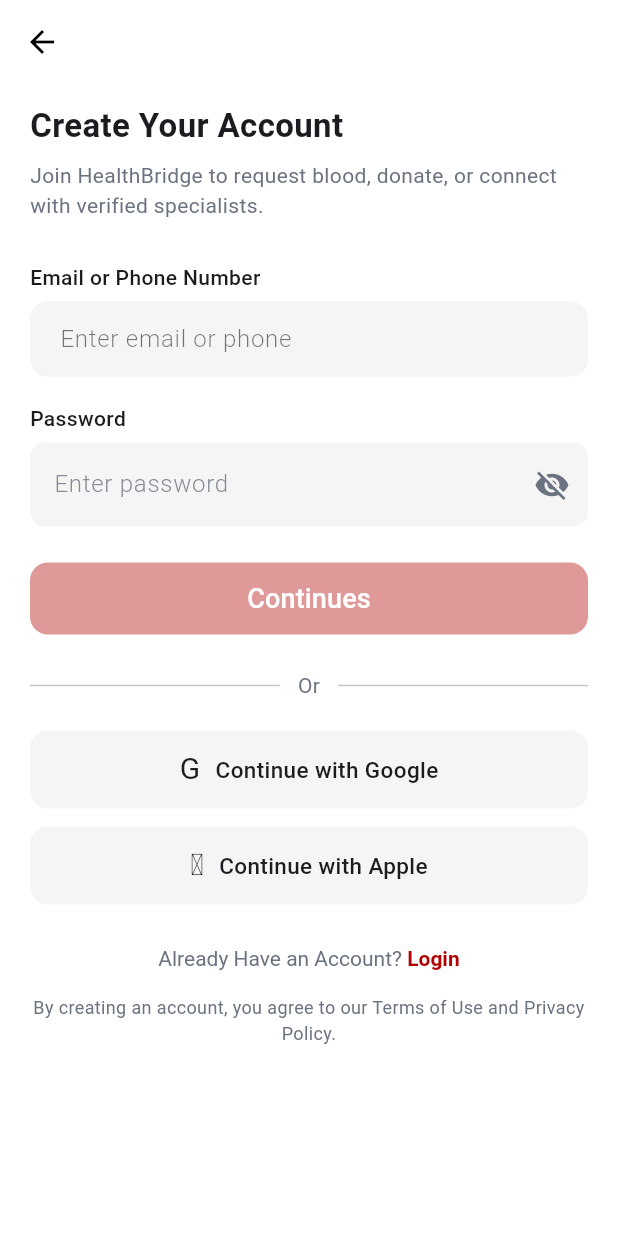
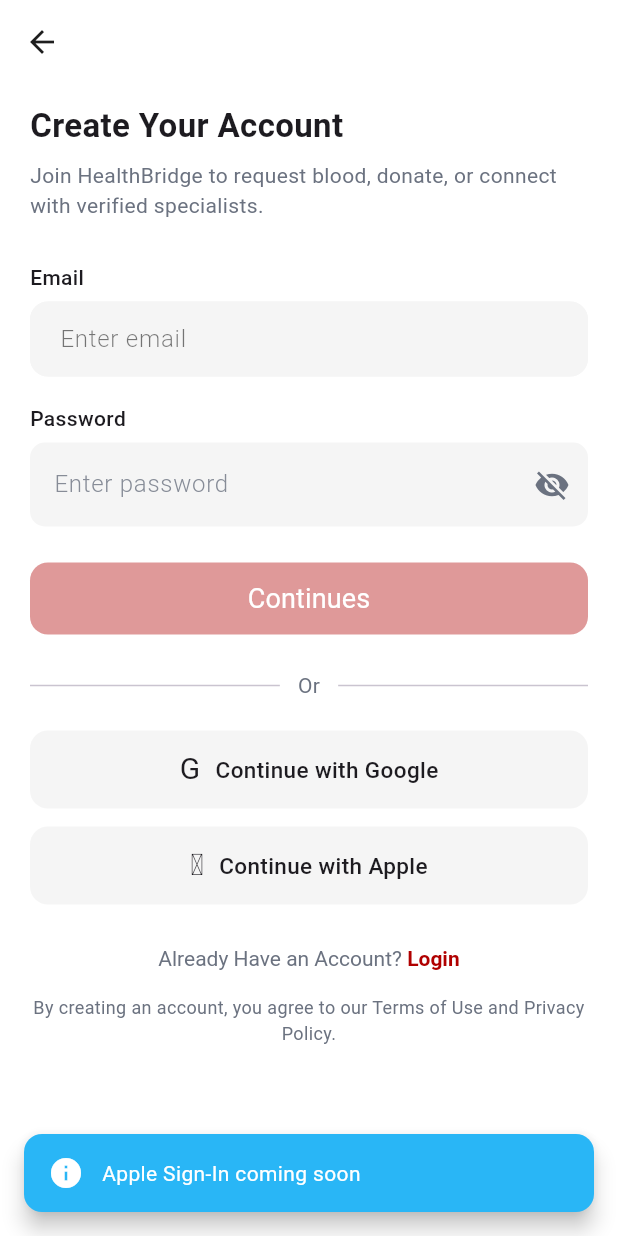
Before and after one commit to africinnovate/health-bridge-mobile, a Flutter app: the CreateAccountScreen screen opened by its route, after a tap on "Continue with Apple", on a phone screen of 412 x 824 dp. Run offline on Flutter 3.47's test engine with Material 3 defaults, Android fonts, the phone set to English and light mode, and no system bars; our stand-ins replace flutter_secure_storage, go_router, pin_code_fields, shared_preferences; accounts and stored records are empty.

Commit message:
Design screen to up email verification

```diff
--- a/lib/core/constants/app_constants.dart
+++ b/lib/core/constants/app_constants.dart
@@ -46,7 +46,7 @@ class AppConstants {
   // static const int receiveTimeout = 30000; // 30 seconds
   //
   // // OTP
-  static const int otpLength = 6;
+  static const int otpLength = 4;
   static const int otpResendDelay = 60; // seconds
   //
   // // Phone Number
--- a/lib/core/navigator/app_router.dart
+++ b/lib/core/navigator/app_router.dart
@@ -1,5 +1,6 @@
 import 'package:HealthBridge/presentation/screens/auth/create_account_screen.dart';
 import 'package:HealthBridge/presentation/screens/auth/preference_screen.dart';
+import 'package:HealthBridge/presentation/screens/auth/verify_account_screen.dart';
 import 'package:go_router/go_router.dart';
 
 import '../constants/app_routes.dart';
@@ -17,17 +18,11 @@ class AppRouter {
         path: AppRoutes.createAccount,
         builder: (context, state) => CreateAccountScreen(),
       ),
-      // GoRoute(
-      //   path: "${AppRoutes.loginSignupPath}/:reason",
-      //   builder: (context, state) {
-      //     String source = state.pathParameters['reason'] ?? "";
-      //     return LoginSignupScreen(initialReason: source);
-      //   },
-      // ),
-      // GoRoute(
-      //   path: AppRoutes.homeScreenPath,
-      //   builder: (context, state) => HomeScreen(),
-      // ),
+
+      GoRoute(
+        path: AppRoutes.verifyOtp,
+        builder: (context, state) => VerifyAccountScreen(),
+      ),
       // GoRoute(
       //   path: AppRoutes.eduRankPickerPath,
       //   builder: (context, state) {
--- a/lib/data/models/auth_model.dart
+++ b/lib/data/models/auth_model.dart
@@ -1,32 +1,32 @@
 class RegisterModel {
   String email;
-  String firstName;
-  String lastName;
-  String gender;
+  String role;
   String password;
-  String phone;
-  String role;
+  // String firstName;
+  // String lastName;
+  // String gender;
+  // String phone;
 
   RegisterModel({
     required this.email,
-    required this.firstName,
-    required this.lastName,
-    required this.gender,
     required this.password,
-    required this.phone,
     required this.role,
+    // required this.firstName,
+    // required this.lastName,
+    // required this.gender,
+    // required this.phone,
   });
 
   // Convert JSON to RegisterModel
   factory RegisterModel.fromJson(Map<String, dynamic> json) {
     return RegisterModel(
       email: json['email'] ?? '',
-      firstName: json['first_name'] ?? '',
-      lastName: json['last_name'] ?? '',
-      gender: json['gender'] ?? '',
       password: json['password'] ?? '',
-      phone: json['phone'] ?? '',
       role: json['role'] ?? '',
+      // firstName: json['first_name'] ?? '',
+      // lastName: json['last_name'] ?? '',
+      // gender: json['gender'] ?? '',
+      // phone: json['phone'] ?? '',
     );
   }
 
@@ -34,12 +34,12 @@ class RegisterModel {
   Map<String, dynamic> toJson() {
     return {
       'email': email,
-      'first_name': firstName,
-      'last_name': lastName,
-      'gender': gender,
       'password': password,
-      'phone': phone,
       'role': role,
+      // 'first_name': firstName,
+      // 'last_name': lastName,
+      // 'gender': gender,
+      // 'phone': phone,
     };
   }
 }
--- a/lib/presentation/screens/auth/create_account_screen.dart
+++ b/lib/presentation/screens/auth/create_account_screen.dart
@@ -1,8 +1,13 @@
 import 'package:HealthBridge/core/constants/app_colors.dart';
+import 'package:HealthBridge/core/constants/app_routes.dart';
+import 'package:HealthBridge/core/extension/inbuilt_ext.dart';
+import 'package:HealthBridge/core/utils/snackbar_utils.dart';
+import 'package:HealthBridge/presentation/widgets/custom_app_bar.dart';
 import 'package:HealthBridge/presentation/widgets/input_text_field_wg.dart';
 import 'package:flutter/material.dart';
 import 'package:provider/provider.dart';
 
+import '../../../core/services/validation_service.dart';
 import '../../providers/auth_provider.dart';
 import '../../widgets/custom_button.dart';
 
@@ -17,24 +22,46 @@ class _CreateAccountScreenState extends State<CreateAccountScreen> {
   final emailController = TextEditingController();
   final passwordController = TextEditingController();
   bool obscurePassword = true;
+  final ValidationService _validationService = ValidationService();
+
   bool get shouldProceed =>
       emailController.text.trim().isNotEmpty &&
       passwordController.text.trim().isNotEmpty;
+
+  void createAccount() async {
+    context.hideKeyboard();
+    var authProvider = context.read<AuthProvider>();
+    authProvider.email = emailController.text.trim();
+    authProvider.password = passwordController.text.trim();
+    print(
+        "General log: the api is ${authProvider.role} ${authProvider.email} ${authProvider.password}");
+
+    final emailError = _validationService.validateEmail(authProvider.email);
+    if (emailError != null) {
+      SnackBarUtils.showError(context, emailError);
+      return;
+    }
+    final passwordError =
+        _validationService.validatePassword(authProvider.password);
+    if (passwordError != null) {
+      SnackBarUtils.showError(context, passwordError);
+      return;
+    }
+
+    // Handle navigation
+    context.goNextScreen(AppRoutes.verifyOtp);
+  }
 
   @override
   Widget build(BuildContext context) {
     return Scaffold(
       backgroundColor: Colors.white,
-      appBar: AppBar(
-        backgroundColor: Colors.white,
-        elevation: 0,
-        leading: IconButton(
-          icon: const Icon(Icons.arrow_back, color: Colors.black),
-          onPressed: () => Navigator.pop(context),
-        ),
-      ),
+      appBar: CustomAppBar(),
       body: SingleChildScrollView(
         padding: const EdgeInsets.symmetric(horizontal: 20),
+        child: GestureDetector(
+          behavior: HitTestBehavior.opaque,
+          onTap: context.hideKeyboard,
           child: Column(
             crossAxisAlignment: CrossAxisAlignment.start,
             children: [
@@ -64,7 +91,7 @@ class _CreateAccountScreenState extends State<CreateAccountScreen> {
 
               /// Email / Phone
               const Text(
-              'Email or Phone Number',
+                'Email ',
                 style: TextStyle(
                   fontSize: 14,
                   fontWeight: FontWeight.w500,
@@ -73,27 +100,9 @@ class _CreateAccountScreenState extends State<CreateAccountScreen> {
               const SizedBox(height: 6),
               InputTextFieldWG(
                 controller: emailController,
-              hintText: "Enter email or phone",
+                hintText: "Enter email",
                 onChanged: (value) => setState(() {}),
               ),
-            // TextField(
-            //   controller: emailController,
-            //   onChanged: (value) => setState(() {}),
-            //   decoration: InputDecoration(
-            //     hintText: 'Enter email or phone',
-            //     filled: true,
-            //     fillColor: AppColors.backgroundGray,
-            //     enabledBorder: OutlineInputBorder(
-            //       borderRadius: BorderRadius.circular(10),
-            //       borderSide: const BorderSide(color: AppColors.borderFocused),
-            //     ),
-            //     focusedBorder: OutlineInputBorder(
-            //       borderRadius: BorderRadius.circular(10),
-            //       borderSide:
-            //           const BorderSide(color: Color(0xFF10B981), width: 1.5),
-            //     ),
-            //   ),
-            // ),
 
               const SizedBox(height: 18),
 
@@ -142,15 +151,7 @@ class _CreateAccountScreenState extends State<CreateAccountScreen> {
 
               /// Continue Button
               CustomButton(
-              onPressed: () async {
-                var authProvider = context.read<AuthProvider>();
-                authProvider.email = emailController.text.trim();
-                authProvider.password = passwordController.text.trim();
-                print(
-                    "General log: the api is ${authProvider.role} ${authProvider.email} ${authProvider.password}");
-                // Handle navigation
-                // context.goNextScreen();
-              },
+                onPressed: createAccount,
                 text: "Continues",
                 shouldProceed: shouldProceed,
               ),
@@ -178,7 +179,9 @@ class _CreateAccountScreenState extends State<CreateAccountScreen> {
               SocialButton(
                 icon: 'G',
                 label: 'Continue with Google',
-              onTap: () {},
+                onTap: () {
+                  SnackBarUtils.showInfo(context, "Google Sign-In coming soon");
+                },
               ),
 
               const SizedBox(height: 12),
@@ -187,7 +190,9 @@ class _CreateAccountScreenState extends State<CreateAccountScreen> {
               SocialButton(
                 icon: '',
                 label: 'Continue with Apple',
-              onTap: () {},
+                onTap: () {
+                  SnackBarUtils.showInfo(context, "Apple Sign-In coming soon");
+                },
               ),
 
               const SizedBox(height: 28),
@@ -232,6 +237,7 @@ class _CreateAccountScreenState extends State<CreateAccountScreen> {
 
               const SizedBox(height: 24),
             ],
+          ),
         ),
       ),
     );
--- a/lib/presentation/widgets/custom_button.dart
+++ b/lib/presentation/widgets/custom_button.dart
@@ -1,5 +1,7 @@
 import 'package:HealthBridge/core/constants/app_colors.dart';
 import 'package:flutter/material.dart';
+
+import 'custom_text.dart';
 
 class CustomButton extends StatelessWidget {
   final VoidCallback onPressed;
@@ -7,6 +9,7 @@ class CustomButton extends StatelessWidget {
   final Color? color;
   final bool? shouldFullScreen;
   final bool shouldProceed;
+  final bool showLoading;
 
   const CustomButton({
     super.key,
@@ -15,12 +18,13 @@ class CustomButton extends StatelessWidget {
     this.color,
     this.shouldFullScreen = true,
     this.shouldProceed = true,
+    this.showLoading = false,
   });
 
   @override
   Widget build(BuildContext context) {
     return ElevatedButton(
-      onPressed: shouldProceed ? onPressed : null,
+      onPressed: shouldProceed && !showLoading ? onPressed : null,
       style: ElevatedButton.styleFrom(
         padding: shouldFullScreen == true
             ? null
@@ -33,15 +37,20 @@ class CustomButton extends StatelessWidget {
           borderRadius: BorderRadius.circular(12),
         ),
       ),
-      child: Text(
-        text, // Localize the button text
-        maxLines: 1,
-        overflow: TextOverflow.visible,
-        style: TextStyle(
-          fontSize: 18,
-          color: AppColors.white,
-        ),
-      ),
+      child: showLoading
+          ? const SizedBox(
+              height: 20,
+              width: 20,
+              child: CircularProgressIndicator(
+                strokeWidth: 2,
+                valueColor: AlwaysStoppedAnimation<Color>(Colors.white),
+              ),
+            )
+          : CustomText(
+              text: text,
+              size: 18,
+              color: AppColors.white,
+            ),
     );
   }
 }
```
Also changed, not shown: lib/core/services/validation_service.dart (added, +123 -0 lines), lib/presentation/providers/auth_provider.dart (+17 -11 lines), lib/presentation/screens/auth/verify_account_screen.dart (added, +247 -0 lines). Lines whose indentation alone changed are shown as unchanged.
